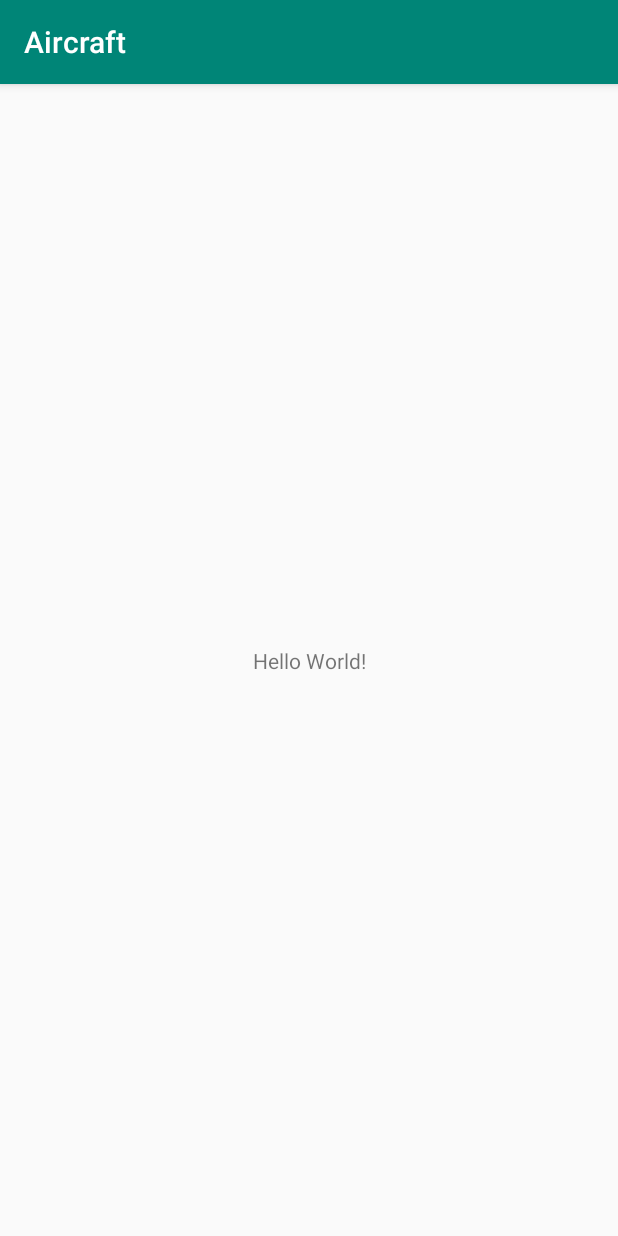
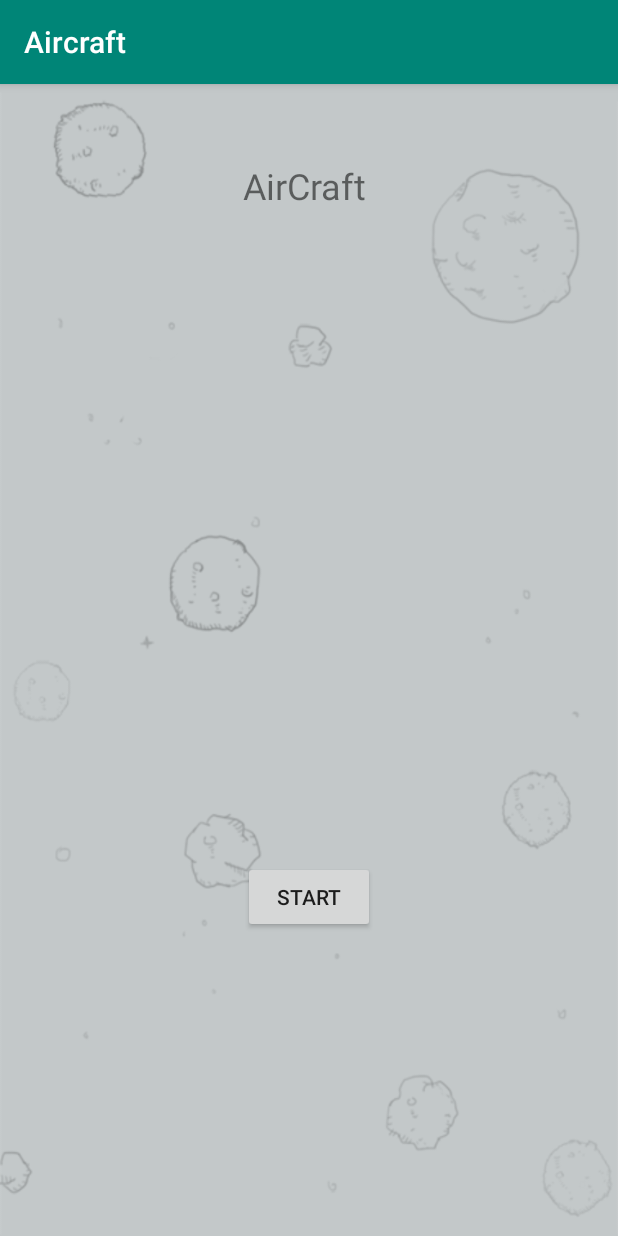
Before and after one commit to zyb19980401/Aircraft, an Android app: the screen it shows after launch (StartingActivity), on a phone screen of 412 x 824 dp. Run offline under Robolectric (Android 15) with nearby library versions, the phone set to English and light mode, and no system bars.

Commit message:
change with a new background and starting activity

```diff
--- a/app/src/main/res/layout/activity_starting.xml
+++ b/app/src/main/res/layout/activity_starting.xml
@@ -4,15 +4,32 @@
     xmlns:tools="http://schemas.android.com/tools"
     android:layout_width="match_parent"
     android:layout_height="match_parent"
-    tools:context=".StartingActivity">
-
+    tools:context=".StartingActivity"
+    android:background= "@drawable/background">
     <TextView
-        android:layout_width="wrap_content"
-        android:layout_height="wrap_content"
-        android:text="Hello World!"
+        android:layout_width="88dp"
+        android:layout_height="32dp"
+        android:text="AirCraft"
+        android:textSize="24sp"
         app:layout_constraintBottom_toBottomOf="parent"
         app:layout_constraintLeft_toLeftOf="parent"
         app:layout_constraintRight_toRightOf="parent"
-        app:layout_constraintTop_toTopOf="parent" />
+        app:layout_constraintTop_toTopOf="parent"
+        app:layout_constraintVertical_bias="0.07" />
+
+    <Button
+        android:id="@+id/Start"
+        android:layout_width="wrap_content"
+        android:layout_height="wrap_content"
+        android:layout_marginStart="8dp"
+        android:layout_marginTop="8dp"
+        android:layout_marginEnd="8dp"
+        android:layout_marginBottom="8dp"
+        android:text="Start"
+        app:layout_constraintBottom_toBottomOf="parent"
+        app:layout_constraintEnd_toEndOf="parent"
+        app:layout_constraintStart_toStartOf="parent"
+        app:layout_constraintTop_toTopOf="parent"
+        app:layout_constraintVertical_bias="0.724" />
 
 </android.support.constraint.ConstraintLayout>
```
Also changed, not shown: app/src/main/res/drawable/background.png (added).
